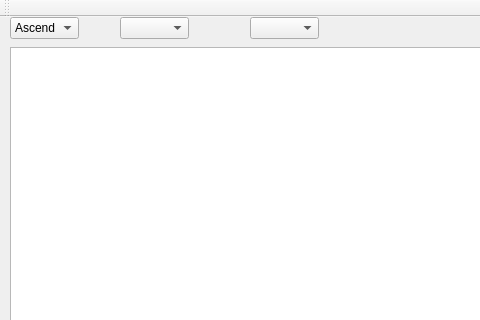
This is mainwindow.ui in n6nq/checking as Qt 5 draws it before an edit; both pictures show x 0 to 480 and y 0 to 320 of the 1032 by 630 pixel window. The edited form follows.
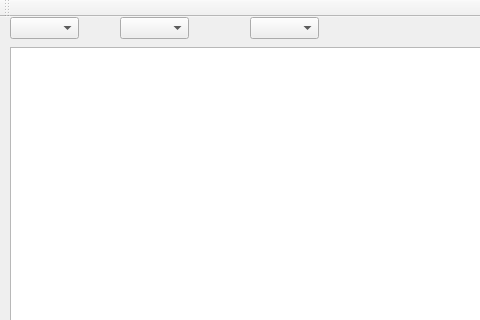
This is the edited form.

Diff of the .ui file:
```diff
--- a/mainwindow.ui
+++ b/mainwindow.ui
@@ -52,22 +52,15 @@
     <property name="whatsThis">
      <string extracomment="Select sort order or category"/>
     </property>
+    <property name="currentText">
+     <string/>
+    </property>
     <property name="currentIndex">
-     <number>0</number>
+     <number>-1</number>
     </property>
     <property name="modelColumn">
      <number>0</number>
     </property>
-    <item>
-     <property name="text">
-      <string>Ascend</string>
-     </property>
-    </item>
-    <item>
-     <property name="text">
-      <string>Descend</string>
-     </property>
-    </item>
    </widget>
    <widget class="QComboBox" name="cbDate">
     <property name="geometry">
```
Left out of the diff: 8 changed lines with no effect on the pictures.
